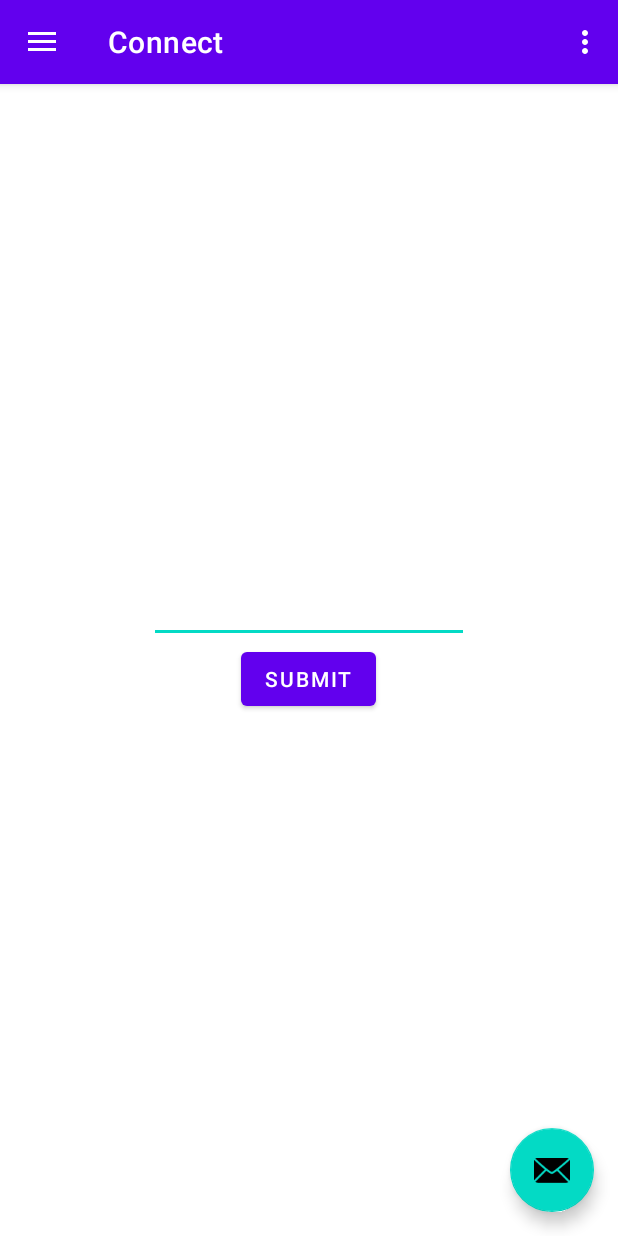
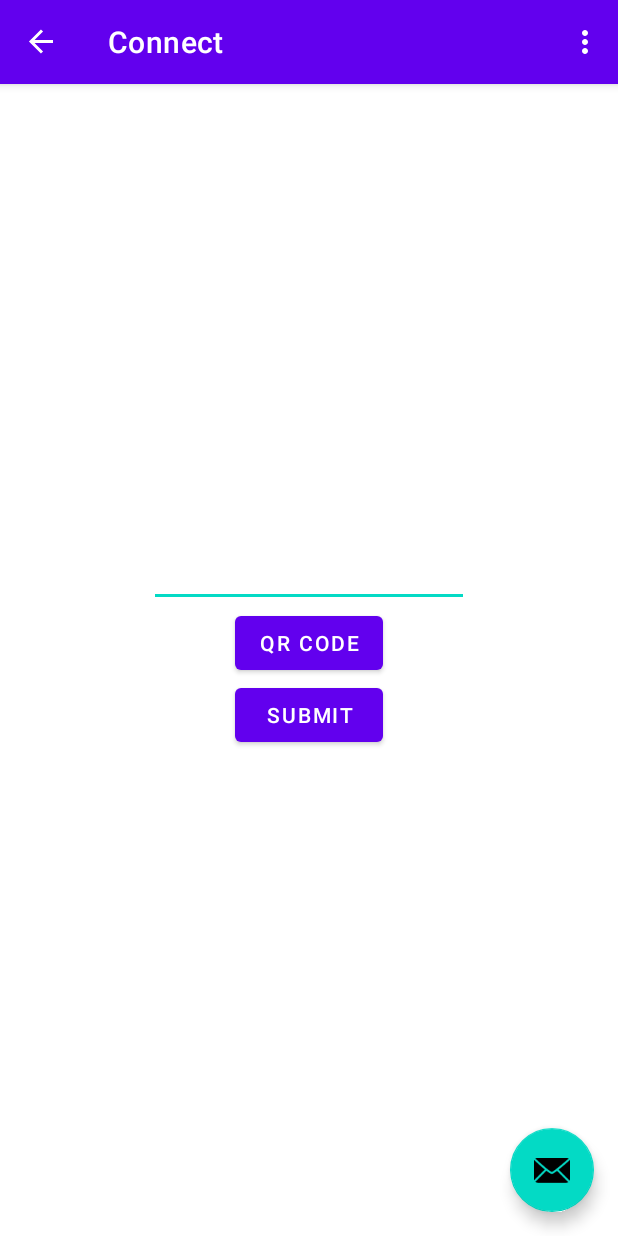
Before and after one commit to bluewl/sound-proof-android, an Android app: the screen it shows after launch (MainActivity), in the side drawer, after a tap on "Connect", on a phone screen of 412 x 824 dp. Run offline under Robolectric (Android 15) with nearby library versions, the phone set to English and light mode, and no system bars; our stand-ins replace navigation-ui; 7 statements that could not run were skipped.

Commit message:
initiated new processing frag + qrcode scanner

```diff
--- a/app/build.gradle
+++ b/app/build.gradle
@@ -31,7 +31,7 @@ android {
 }
 
 dependencies {
-
+    implementation 'com.google.android.gms:play-services-mlkit-barcode-scanning:18.0.0'
     implementation 'androidx.appcompat:appcompat:1.3.0'
     implementation 'com.google.android.material:material:1.4.0'
     implementation 'androidx.constraintlayout:constraintlayout:2.0.4'
@@ -41,6 +41,7 @@ dependencies {
     implementation 'androidx.navigation:navigation-ui:2.3.5'
     implementation 'com.journeyapps:zxing-android-embedded:4.1.0'
     implementation 'androidx.legacy:legacy-support-v4:1.0.0'
+    implementation 'com.google.android.gms:play-services-vision:20.1.3'
     testImplementation 'junit:junit:4.13.2'
     androidTestImplementation 'androidx.test.ext:junit:1.1.3'
     androidTestImplementation 'androidx.test.espresso:espresso-core:3.4.0'
--- a/app/src/main/java/com/example/sound_proof_android/MainActivity.java
+++ b/app/src/main/java/com/example/sound_proof_android/MainActivity.java
@@ -3,6 +3,7 @@ package com.example.sound_proof_android;
 import android.Manifest;
 import android.content.ContextWrapper;
 import android.content.pm.PackageManager;
+import android.media.AudioFormat;
 import android.media.MediaPlayer;
 import android.media.MediaRecorder;
 import android.os.Bundle;
@@ -53,6 +54,7 @@ public class MainActivity extends AppCompatActivity {
         binding = ActivityMainBinding.inflate(getLayoutInflater());
         setContentView(binding.getRoot());
 
+        getCameraAccess();
         getMicrophoneAccess(); // requests microphone access from the user
 
         setSupportActionBar(binding.appBarMain.toolbar);
@@ -68,7 +70,7 @@ public class MainActivity extends AppCompatActivity {
         // Passing each menu ID as a set of Ids because each
         // menu should be considered as top level destinations.
         mAppBarConfiguration = new AppBarConfiguration.Builder(
-                R.id.nav_home, R.id.nav_gallery, R.id.nav_slideshow)
+                R.id.nav_home, R.id.nav_gallery, R.id.nav_processing)
                 .setOpenableLayout(drawer)
                 .build();
         NavController navController = Navigation.findNavController(this, R.id.nav_host_fragment_content_main);
@@ -87,7 +89,6 @@ public class MainActivity extends AppCompatActivity {
             recorder.setAudioSource(MediaRecorder.AudioSource.MIC);
             recorder.setOutputFormat(MediaRecorder.OutputFormat.THREE_GPP);
             recorder.setOutputFile(getSoundRecordingPath()); // getAudioFilePath() // "/Users/eric/Desktop/Audio Sources test" // local path for storing recording
-            recorder.setAudioEncoder(MediaRecorder.AudioEncoder.AMR_NB);
             recorder.prepare();
             recorder.start();
 
@@ -160,6 +161,14 @@ public class MainActivity extends AppCompatActivity {
         }
     }
 
+    private void getCameraAccess() {
+        if (ContextCompat.checkSelfPermission(this,
+                Manifest.permission.CAMERA) != PackageManager.PERMISSION_GRANTED) {
+            ActivityCompat.requestPermissions(this,
+                    new String[]{Manifest.permission.CAMERA}, REQUEST_RECORD_AUDIO_PERMISSION);
+        }
+    }
+
     // Requests permission to access the device's microphone
     // if the user has not already granted access.
     private void getMicrophoneAccess(){
--- a/app/src/main/java/com/example/sound_proof_android/ui/connect/ConnectFragment.java
+++ b/app/src/main/java/com/example/sound_proof_android/ui/connect/ConnectFragment.java
@@ -1,10 +1,13 @@
 package com.example.sound_proof_android.ui.connect;
 
+import android.content.Intent;
 import android.os.Bundle;
 
 import androidx.annotation.NonNull;
 import androidx.annotation.Nullable;
 import androidx.fragment.app.Fragment;
+import androidx.fragment.app.FragmentManager;
+import androidx.fragment.app.FragmentTransaction;
 
 import android.security.keystore.KeyGenParameterSpec;
 import android.security.keystore.KeyProperties;
@@ -18,7 +21,10 @@ import android.widget.Button;
 import android.widget.EditText;
 import android.widget.TextView;
 
+import com.example.sound_proof_android.QRCodeActivity;
 import com.example.sound_proof_android.R;
+import com.example.sound_proof_android.ui.gallery.GalleryFragment;
+import com.example.sound_proof_android.ui.home.HomeFragment;
 
 import java.io.IOException;
 import java.security.InvalidKeyException;
@@ -43,7 +49,7 @@ public class ConnectFragment extends Fragment {
     private ConnectViewModel mViewModel;
     private EditText browserText;
     private Button submitButton;
-    private Button remakeKeyButton;
+    private Button qrButton;
     private TextView pubKeyText;
     // RSA variables
     private static final String TAG = "RSACryptor";
@@ -65,6 +71,7 @@ public class ConnectFragment extends Fragment {
 
         browserText = v.findViewById(R.id.browserText);
         submitButton = v.findViewById(R.id.submitButton);
+        qrButton = v.findViewById(R.id.qrButton);
         pubKeyText = v.findViewById(R.id.pubKeyText);
 
         try {
@@ -84,6 +91,14 @@ public class ConnectFragment extends Fragment {
             public void onClick(View view) {
                 // Implement POST REQUEST here
 
+            }
+        });
+
+        qrButton.setOnClickListener(new View.OnClickListener() {
+            @Override
+            public void onClick(View view) {
+                Intent intent = new Intent(getActivity(), QRCodeActivity.class);
+                startActivity(intent);
             }
         });
         return v;
--- a/app/src/main/res/layout/fragment_connect.xml
+++ b/app/src/main/res/layout/fragment_connect.xml
@@ -16,10 +16,16 @@
         android:inputType="number" />
 
     <Button
+        android:id="@+id/qrButton"
+        android:layout_width="wrap_content"
+        android:layout_height="wrap_content"
+        android:text="QR Code" />
+
+    <Button
         android:id="@+id/submitButton"
         android:layout_width="wrap_content"
         android:layout_height="wrap_content"
-        android:text="Submit" />
+        android:text=" Submit " />
 
     <TextView
         android:id="@+id/pubKeyText"
--- a/app/src/main/res/menu/activity_main_drawer.xml
+++ b/app/src/main/res/menu/activity_main_drawer.xml
@@ -13,8 +13,14 @@
             android:icon="@drawable/ic_menu_gallery"
             android:title="@string/menu_gallery" />
         <item
-            android:id="@+id/nav_slideshow"
+            android:id="@+id/nav_connect"
             android:icon="@drawable/ic_menu_slideshow"
             android:title="@string/menu_connect" />
+
+        <item
+            android:id="@+id/nav_processing"
+            android:icon="@drawable/ic_menu_slideshow"
+            android:title="@string/menu_processing" />
+
     </group>
 </menu>
--- a/app/src/main/res/navigation/mobile_navigation.xml
+++ b/app/src/main/res/navigation/mobile_navigation.xml
@@ -18,8 +18,15 @@
         tools:layout="@layout/fragment_gallery" />
 
     <fragment
-        android:id="@+id/nav_slideshow"
+        android:id="@+id/nav_connect"
         android:name="com.example.sound_proof_android.ui.connect.ConnectFragment"
         android:label="@string/menu_connect"
-        tools:layout="@layout/fragment_slideshow" />
+        tools:layout="@layout/fragment_connect" />
+
+    <fragment
+        android:id="@+id/nav_processing"
+        android:name="com.example.sound_proof_android.ui.processing.ProcessingFragment"
+        android:label="@string/menu_processing"
+        tools:layout="@layout/fragment_processing" />
+
 </navigation>
--- a/app/src/main/res/values/strings.xml
+++ b/app/src/main/res/values/strings.xml
@@ -11,4 +11,7 @@
     <string name="menu_gallery">Gallery</string>
     <string name="menu_slideshow">Slideshow</string>
     <string name="menu_connect">Connect</string>
+    <string name="menu_processing">Processing</string>
+    <!-- TODO: Remove or change this placeholder text -->
+    <string name="hello_blank_fragment">Hello blank fragment</string>
 </resources>
```
Also changed, not shown: app/src/main/AndroidManifest.xml (+10 -0 lines), app/src/main/java/com/example/sound_proof_android/QRCodeActivity.java (added, +151 -0 lines), app/src/main/java/com/example/sound_proof_android/ui/processing/ProcessingFragment.java (added, +145 -0 lines), app/src/main/res/layout/activity_qrcode.xml (added, +37 -0 lines), app/src/main/res/layout/fragment_processing.xml (added, +15 -0 lines).
